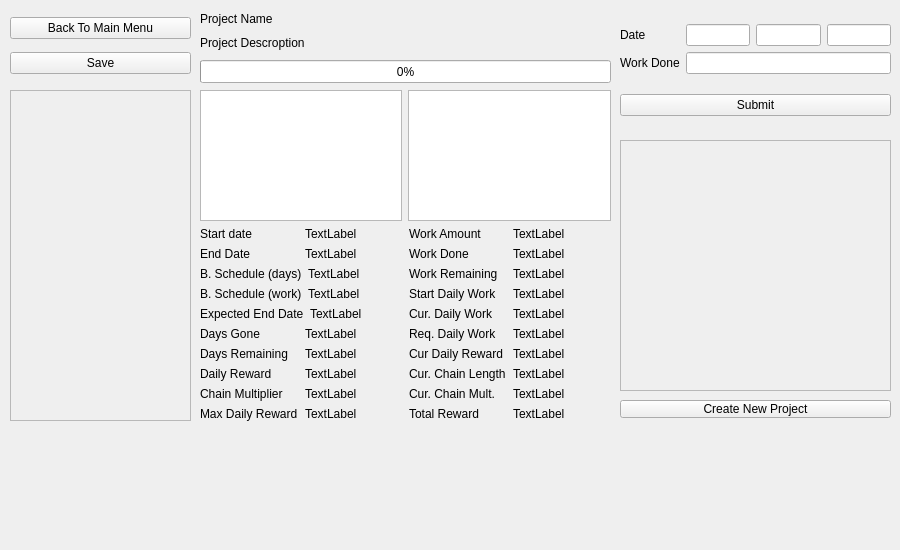
First picture: the form in Projects/projectswindow.ui, repository polub333/ProjectsManager, before the edit.
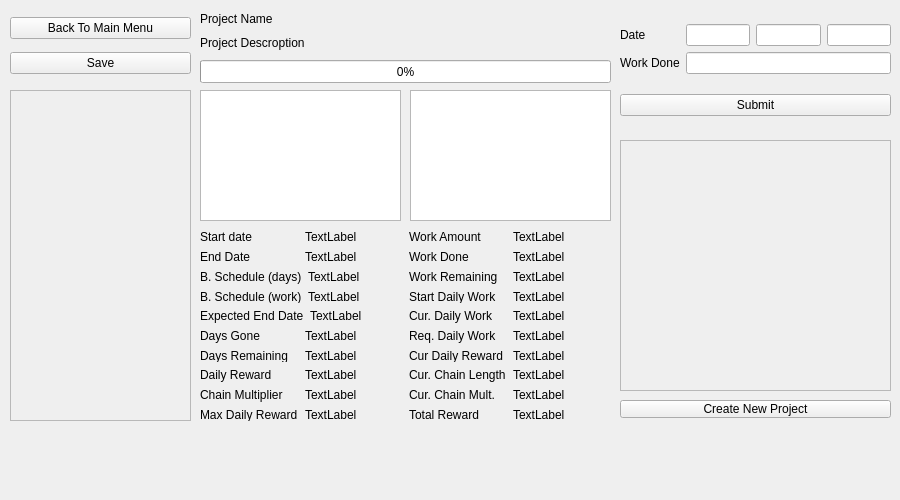
Second picture: the form after the edit.

Commit message: Burndown diagram implemented

What changed in the file:
```diff
--- a/Projects/projectswindow.ui
+++ b/Projects/projectswindow.ui
@@ -7,7 +7,7 @@
     <x>0</x>
     <y>0</y>
     <width>900</width>
-    <height>550</height>
+    <height>500</height>
    </rect>
   </property>
   <property name="windowTitle">
@@ -17,22 +17,12 @@
    <property name="geometry">
     <rect>
      <x>200</x>
-     <y>90</y>
+     <y>230</y>
      <width>411</width>
-     <height>331</height>
+     <height>191</height>
     </rect>
    </property>
    <layout class="QVBoxLayout" name="mainLayout">
-    <item>
-     <layout class="QHBoxLayout" name="horizontalLayout">
-      <item>
-       <widget class="QGraphicsView" name="burndownGraphicsView"/>
-      </item>
-      <item>
-       <widget class="QGraphicsView" name="DailyGraphicsView"/>
-      </item>
-     </layout>
-    </item>
     <item>
      <layout class="QHBoxLayout" name="horizontalLayout_2">
       <item>
@@ -609,6 +599,42 @@
     </layout>
    </widget>
   </widget>
+  <widget class="QGraphicsView" name="burndownGraphicsView">
+   <property name="geometry">
+    <rect>
+     <x>200</x>
+     <y>90</y>
+     <width>201</width>
+     <height>131</height>
+    </rect>
+   </property>
+   <property name="sceneRect">
+    <rectf>
+     <x>0.000000000000000</x>
+     <y>0.000000000000000</y>
+     <width>0.000000000000000</width>
+     <height>0.000000000000000</height>
+    </rectf>
+   </property>
+  </widget>
+  <widget class="QGraphicsView" name="DailyGraphicsView">
+   <property name="geometry">
+    <rect>
+     <x>410</x>
+     <y>90</y>
+     <width>201</width>
+     <height>131</height>
+    </rect>
+   </property>
+   <property name="sceneRect">
+    <rectf>
+     <x>0.000000000000000</x>
+     <y>0.000000000000000</y>
+     <width>0.000000000000000</width>
+     <height>0.000000000000000</height>
+    </rectf>
+   </property>
+  </widget>
  </widget>
  <resources/>
  <connections/>
```
The commit also changes 5 other files.
